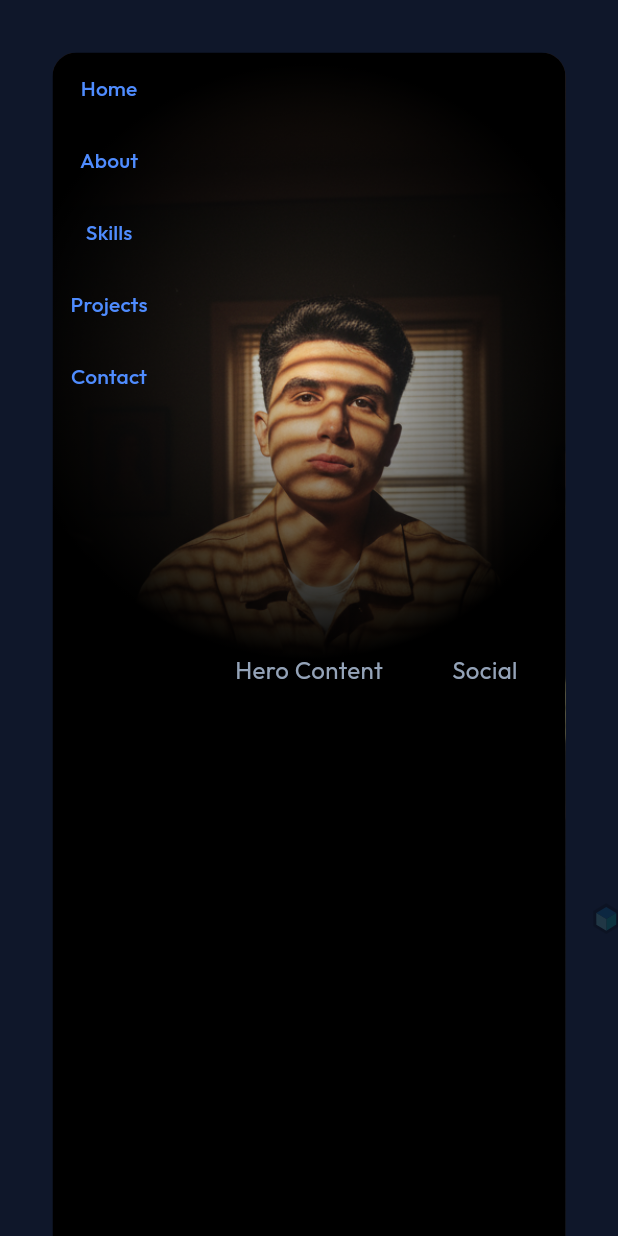
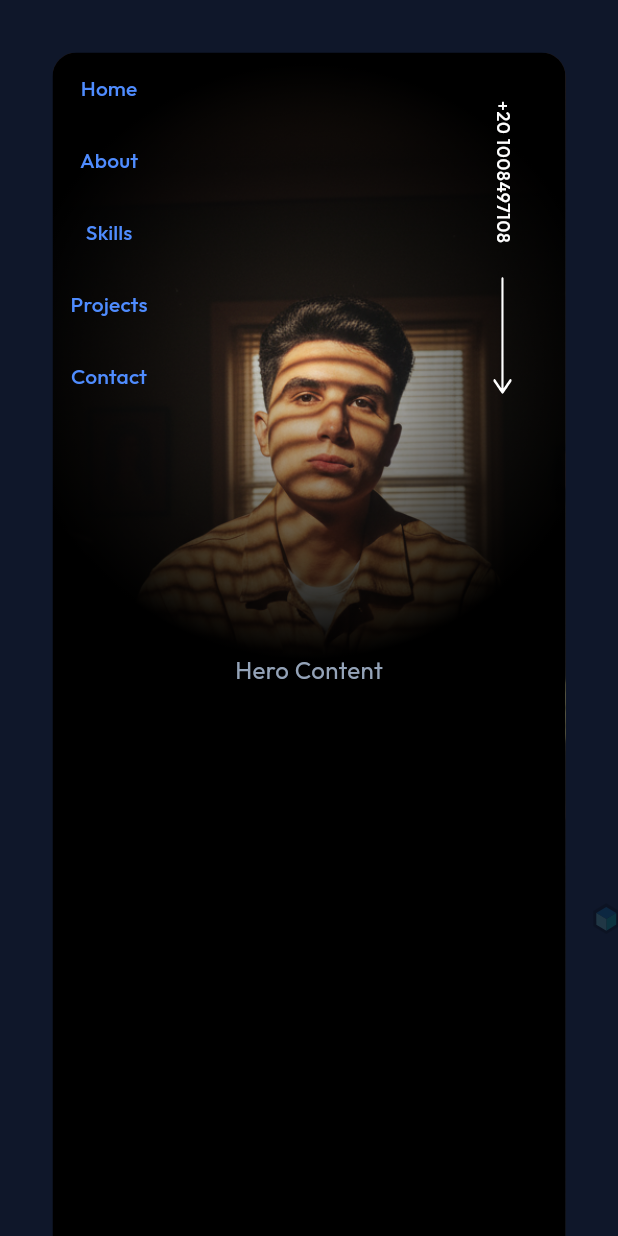
Before and after one commit to abdallahelnshar123-ux/my_portfolio, a Flutter app: the screen it shows after launch, on a phone screen of 412 x 824 dp. Run offline on Flutter 3.47's test engine with Material 3 defaults, Android fonts, the phone set to English and light mode, and no system bars; our stand-ins replace flutter_svg, google_fonts.

Commit message:
feature: implement RightSidebar content and add arrow asset
- Add `arrow.svg` icon asset and register the icons directory in `pubspec.yaml`.
- Update `RightSidebar` to display contact information and the arrow icon using a `Column` layout.
- Add `textTheme` helper to `BuildContext` extensions.
- Define `arrowIcon` constant in `AppAssets`.

```diff
--- a/lib/core/constants/app_assets.dart
+++ b/lib/core/constants/app_assets.dart
@@ -7,4 +7,5 @@ class AppAssets {
   static const String gitIcon = 'assets/tech/git_icon.svg';
   static const String githubIcon = 'assets/tech/github_icon.svg';
   static const String postmanIcon = 'assets/tech/postman_icon.svg';
+  static const String arrowIcon = 'assets/icons/arrow.svg';
 }
--- a/lib/core/extensions/build_context_extension.dart
+++ b/lib/core/extensions/build_context_extension.dart
@@ -9,4 +9,6 @@ extension ScreenSize on BuildContext {
   double get height => MediaQuery.of(this).size.height;
 
   ResponsiveTheme get responsive => Responsive.of(this);
+
+  TextTheme get textTheme => Theme.of(this).textTheme;
 }
--- a/lib/features/home/widgets/hero/right_side_bar.dart
+++ b/lib/features/home/widgets/hero/right_side_bar.dart
@@ -1,15 +1,40 @@
 import 'package:flutter/material.dart';
+import 'package:flutter_svg/flutter_svg.dart';
+import 'package:my_portfolio/core/constants/app_assets.dart';
+import 'package:my_portfolio/core/extensions/build_context_extension.dart';
+import 'package:my_portfolio/core/theme/app_colors.dart';
 
 class RightSidebar extends StatelessWidget {
   const RightSidebar({super.key});
 
   @override
   Widget build(BuildContext context) {
-    return const Align(
-      alignment: Alignment.centerRight,
+    return Align(
+      alignment: Alignment.topRight,
       child: Padding(
-        padding: EdgeInsets.only(right: 32),
-        child: Text("Social"),
+        padding: const EdgeInsets.all(32),
+        child: Column(
+          spacing: 20,
+          children: [
+            RotatedBox(
+              quarterTurns: 1,
+              child: Text(
+                "+20 1008497108",
+                style: context.textTheme.labelMedium?.copyWith(
+                  color: AppColors.white,
+                ),
+              ),
+            ),
+            SvgPicture.asset(
+              AppAssets.arrowIcon,
+              colorFilter: const ColorFilter.mode(
+                AppColors.white,
+                BlendMode.srcIn,
+              ),
+              width: 20,
+            ),
+          ],
+        ),
       ),
     );
   }
--- a/pubspec.yaml
+++ b/pubspec.yaml
@@ -65,6 +65,7 @@ flutter:
   assets:
     - assets/images/
     - assets/tech/
+    - assets/icons/
   #   - images/a_dot_ham.jpeg
 
   # An image asset can refer to one or more resolution-specific "variants", see
```
Also changed, not shown: assets/icons/arrow.svg (added).
